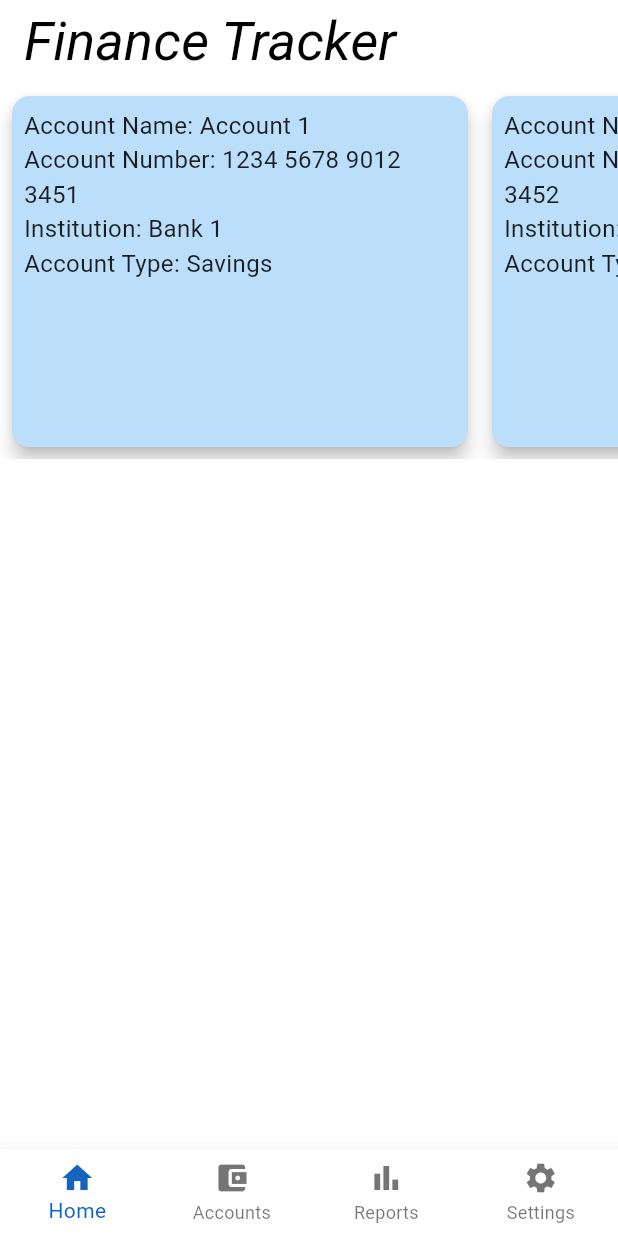
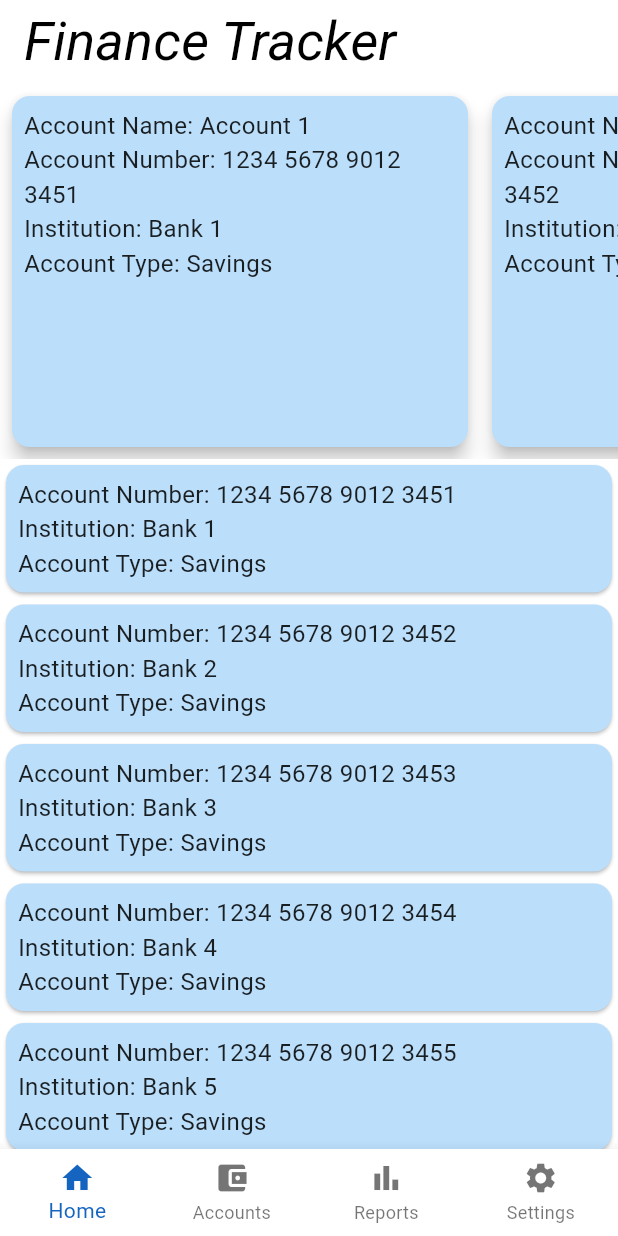
Before and after one commit to darlingson/makobili_flutter_app, a Flutter app: the screen it shows after launch, on a phone screen of 412 x 824 dp. Run offline on Flutter 3.47's test engine with Material 3 defaults, Android fonts, the phone set to English and light mode, and no system bars; Roboto replaces fonts that are missing (Hind).

Commit message:
added a transactions card

```diff
--- /dev/null
+++ b/lib/components/transaction_card.dart
@@ -0,0 +1,37 @@
+import 'package:flutter/material.dart';
+
+class TransActionCard extends StatelessWidget {
+  final String accountNumber;
+  final String accountType;
+  final String institution;
+  final String amount;
+  final String transactionDirection;
+  const TransActionCard(
+      {super.key,
+      required this.accountNumber,
+      required this.institution,
+      required this.accountType,
+      required this.amount,
+      required this.transactionDirection});
+
+  @override
+  Widget build(BuildContext context) {
+    return SizedBox(
+        width: 320,
+        child: Card(
+            color: Colors.blue[100], // Light blue card color for the theme
+            child: Padding(
+              padding: EdgeInsets.all(8.0),
+              child: Column(
+                  crossAxisAlignment: CrossAxisAlignment.start,
+                  children: <Widget>[
+                    Text('Account Number: $accountNumber',
+                        style: TextStyle(fontSize: 16)),
+                    Text('Institution: $institution',
+                        style: TextStyle(fontSize: 16)),
+                    Text('Account Type: $accountType',
+                        style: TextStyle(fontSize: 16))
+                  ]),
+            )));
+  }
+}
--- a/lib/screens/home_screen.dart
+++ b/lib/screens/home_screen.dart
@@ -1,12 +1,14 @@
 import 'package:flutter/material.dart';
 import 'package:makobili/components/balance_card.dart';
+import 'package:makobili/components/transaction_card.dart';
 
 class HomeScreen extends StatelessWidget {
-  const HomeScreen({super.key});
+  const HomeScreen({Key? key});
 
   @override
   Widget build(BuildContext context) {
-    return Column(children: [
+    return Column(
+      children: [
         SizedBox(
           height: 250,
           child: ListView.builder(
@@ -22,7 +24,22 @@ class HomeScreen extends StatelessWidget {
               );
             },
           ),
-      )
-    ]);
+        ),
+        Expanded(
+          child: ListView.builder(
+            itemBuilder: (context, index) {
+              return TransActionCard(
+                accountNumber: '1234 5678 9012 345${index + 1}',
+                institution: 'Bank ${index + 1}',
+                accountType: 'Savings',
+                amount: 'Account ${index + 1}',
+                transactionDirection: "out",
+              );
+            },
+            itemCount: 10,
+          ),
+        ),
+      ],
+    );
   }
 }
```
Lines whose indentation alone changed are shown as unchanged.
